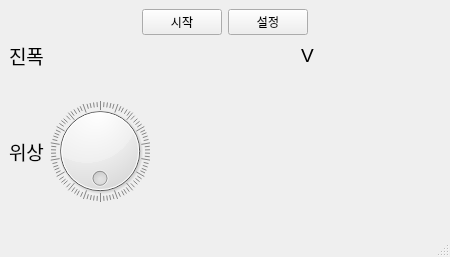
Above: main_window.ui from gkdisdhfl1/PowerSimulator before the change. Below: the same form after it.
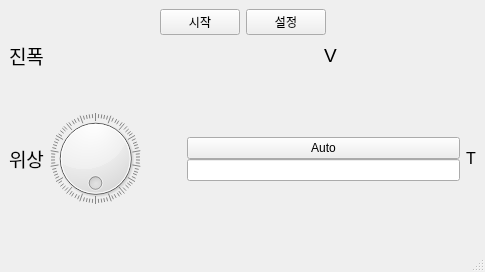
That is the form after the change. Custom widgets are drawn as their Qt base class.

Commit message:
Feat(ui): 다이얼 자동 회전 기능 UI 추가
구현될 다이얼 자동 회전 기능을 위해 메인 창에 UI 추가함

- 자동 회전 버튼 추가
  - 자동 회전 모드를 켜고 끌 수 있는 QPushButton 추가
  - checkable 속성 활성화하여 토글 버튼으로 동작

- 회전속도 입력 필드 추가
  - 사용자가 초당 회전수를 직접 입력할 수 있는 QLineEdit 추가

이 커밋은 ui만 만들고 실제 로직은 작성하지 않음.

```diff
--- a/main_window.ui
+++ b/main_window.ui
@@ -6,8 +6,8 @@
    <rect>
     <x>0</x>
     <y>0</y>
-    <width>450</width>
-    <height>257</height>
+    <width>485</width>
+    <height>272</height>
    </rect>
   </property>
   <property name="windowTitle">
@@ -107,7 +107,7 @@
      </layout>
     </item>
     <item>
-     <layout class="QHBoxLayout" name="horizontalLayout_3" stretch="0,0,0">
+     <layout class="QHBoxLayout" name="horizontalLayout_3" stretch="0,1,0,3,0">
       <item>
        <widget class="QLabel" name="label_3">
         <property name="font">
@@ -146,6 +146,64 @@
         </property>
        </spacer>
       </item>
+      <item>
+       <layout class="QVBoxLayout" name="verticalLayout_3">
+        <property name="spacing">
+         <number>0</number>
+        </property>
+        <item>
+         <spacer name="verticalSpacer">
+          <property name="orientation">
+           <enum>Qt::Orientation::Vertical</enum>
+          </property>
+          <property name="sizeHint" stdset="0">
+           <size>
+            <width>20</width>
+            <height>40</height>
+           </size>
+          </property>
+         </spacer>
+        </item>
+        <item>
+         <widget class="QPushButton" name="autoButton">
+          <property name="text">
+           <string>Auto</string>
+          </property>
+          <property name="checkable">
+           <bool>true</bool>
+          </property>
+         </widget>
+        </item>
+        <item>
+         <widget class="QLineEdit" name="rpmEdit"/>
+        </item>
+        <item>
+         <spacer name="verticalSpacer_2">
+          <property name="orientation">
+           <enum>Qt::Orientation::Vertical</enum>
+          </property>
+          <property name="sizeHint" stdset="0">
+           <size>
+            <width>20</width>
+            <height>40</height>
+           </size>
+          </property>
+         </spacer>
+        </item>
+       </layout>
+      </item>
+      <item>
+       <widget class="QLabel" name="label_4">
+        <property name="font">
+         <font>
+          <pointsize>12</pointsize>
+         </font>
+        </property>
+        <property name="text">
+         <string>T</string>
+        </property>
+       </widget>
+      </item>
      </layout>
     </item>
    </layout>
```
Left out of the diff: 2 changed lines with no effect on the pictures.
